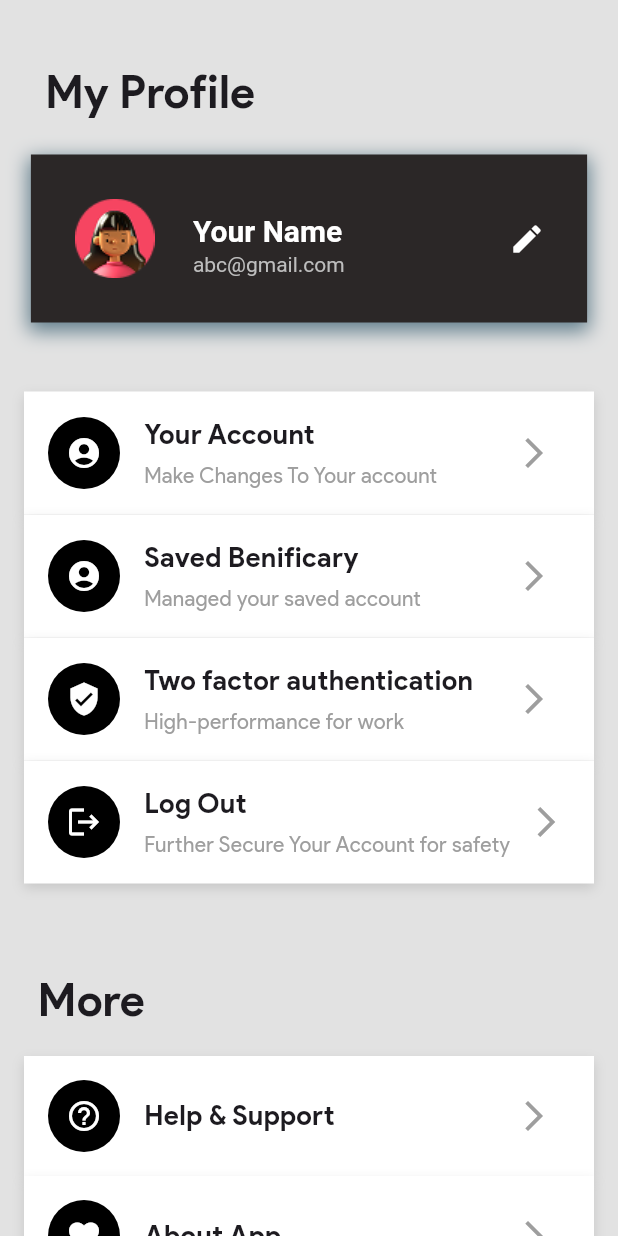
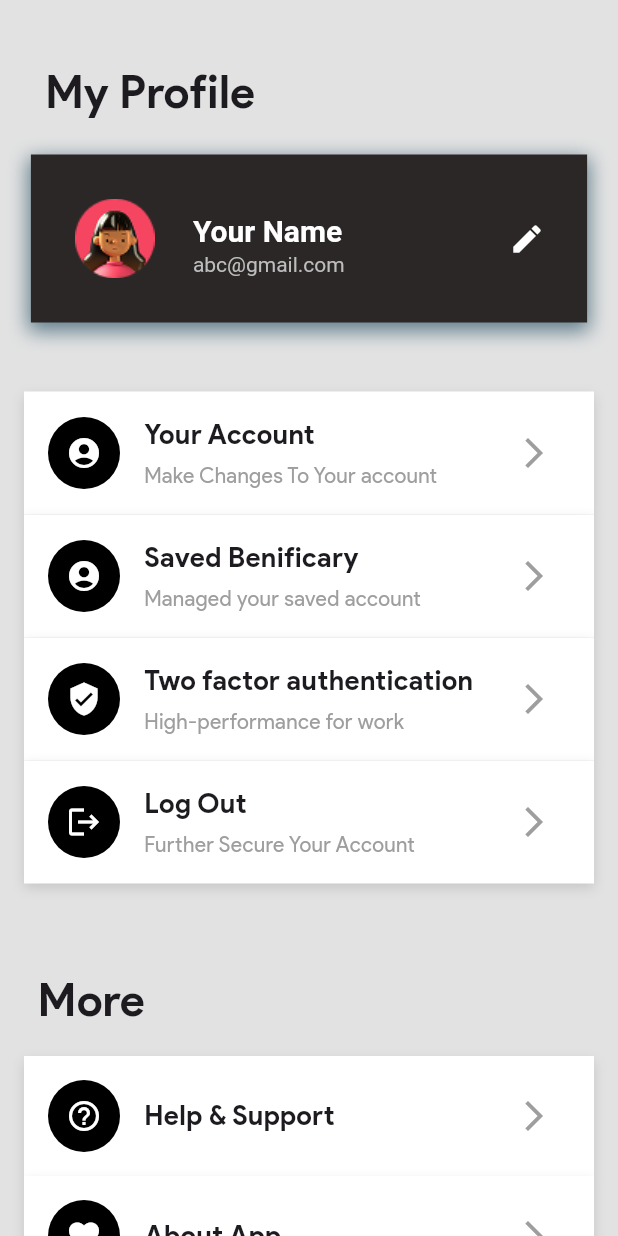
Before and after one commit to asra-faheem124/Urban_Harmony, a Flutter app: the Profile screen opened directly, on a phone screen of 412 x 824 dp. Run offline on Flutter 3.47's test engine with Material 3 defaults, Android fonts, the phone set to English and light mode, and no system bars; our stand-ins replace animated_text_kit, carousel_slider, cloud_firestore, firebase_auth, firebase_core, flutter_easyloading and 2 more; accounts and stored records are empty.

Commit message:
minor changess

```diff
--- a/lib/userPanel/Profile.dart
+++ b/lib/userPanel/Profile.dart
@@ -284,7 +284,7 @@ class _ProfileState extends State<Profile> {
                             ),
                             SizedBox(height: 4),
                             Text(
-                              "Further Secure Your Account for safety",
+                              "Further Secure Your Account",
                               style: TextStyle(color: Colors.grey),
                             ),
                           ],
```
